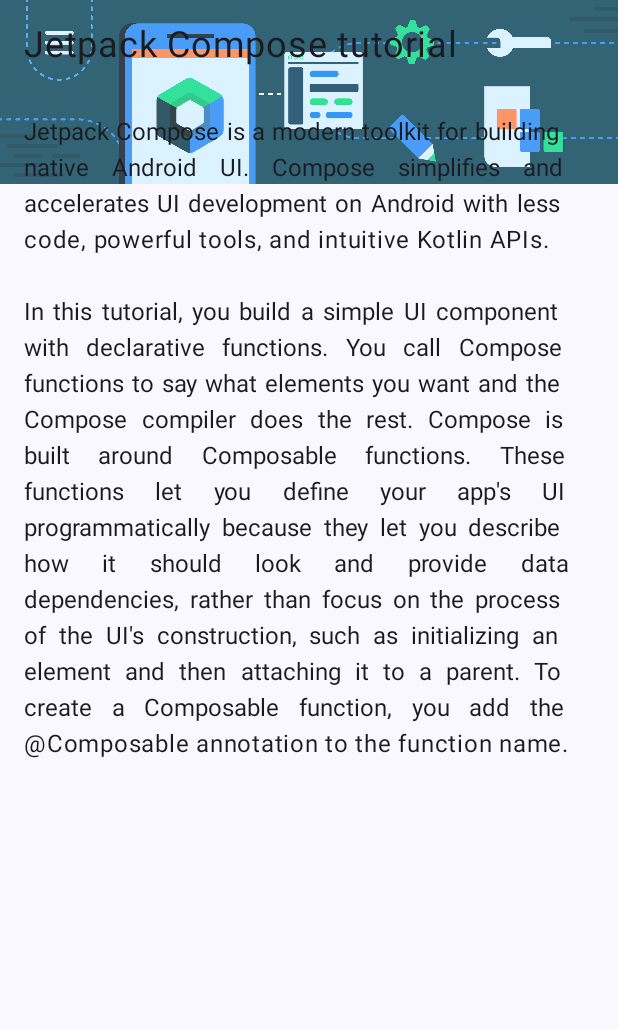
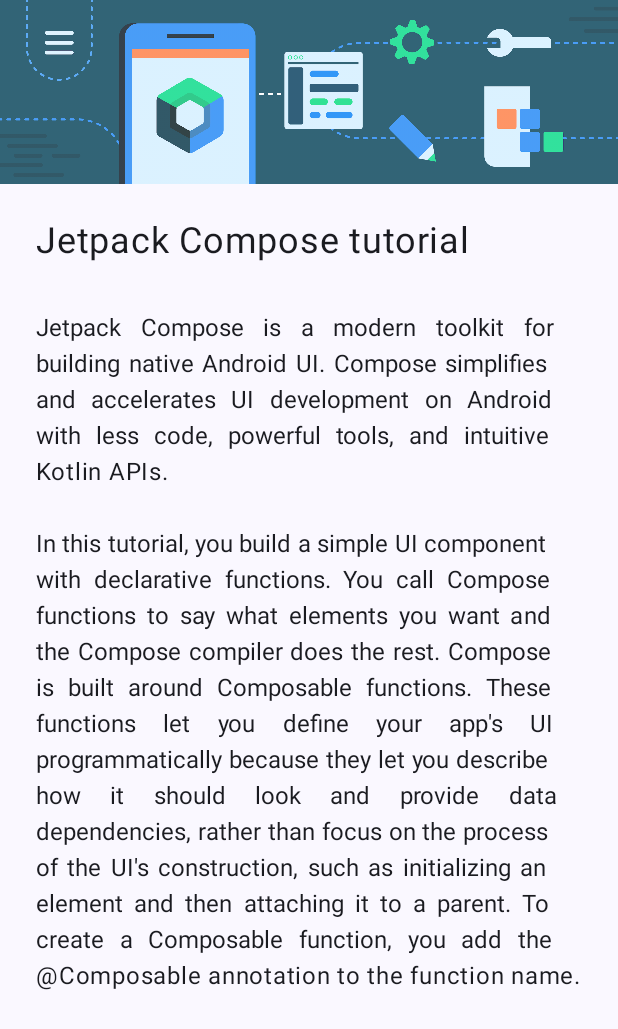
Before and after one commit to sd4483/LearnTogether, an Android app built with Jetpack Compose: the screen it shows after launch (MainActivity), on a phone screen of 412 x 824 dp. Shown: the top 1029 px of the screen. Run offline under Robolectric (Android 15) with nearby library versions, the phone set to English and light mode, and no system bars.

Commit message:
Fix text overlapping header image Fixed the text overlapping on header image issue by changing Box layout to Column layout in TutorialPage function

```diff
--- a/app/src/main/java/com/example/learntogether/MainActivity.kt
+++ b/app/src/main/java/com/example/learntogether/MainActivity.kt
@@ -47,7 +47,7 @@ class MainActivity : ComponentActivity() {
 @Composable
 fun TutorialText(title: String, content: String, modifier: Modifier = Modifier) {
     Column(
-        verticalArrangement = Arrangement.Center
+        modifier = Modifier.padding(8.dp)
     ) {
         Text(
             text = title,
@@ -66,17 +66,17 @@ fun TutorialText(title: String, content: String, modifier: Modifier = Modifier)
 @Composable
 fun TutorialPage(title: String, content: String, modifier: Modifier = Modifier) {
     val image = painterResource(R.drawable.bg_compose_background)
-    Box(modifier) {
+    Column(modifier) {
         Image(
             painter = image,
             contentDescription = null,
-
             alpha = 0.8F
         )
         TutorialText(
             title = title,
             content = content,
-            modifier = Modifier.fillMaxWidth())
+            modifier = Modifier.fillMaxWidth()
+        )
     }
 }
 
```
